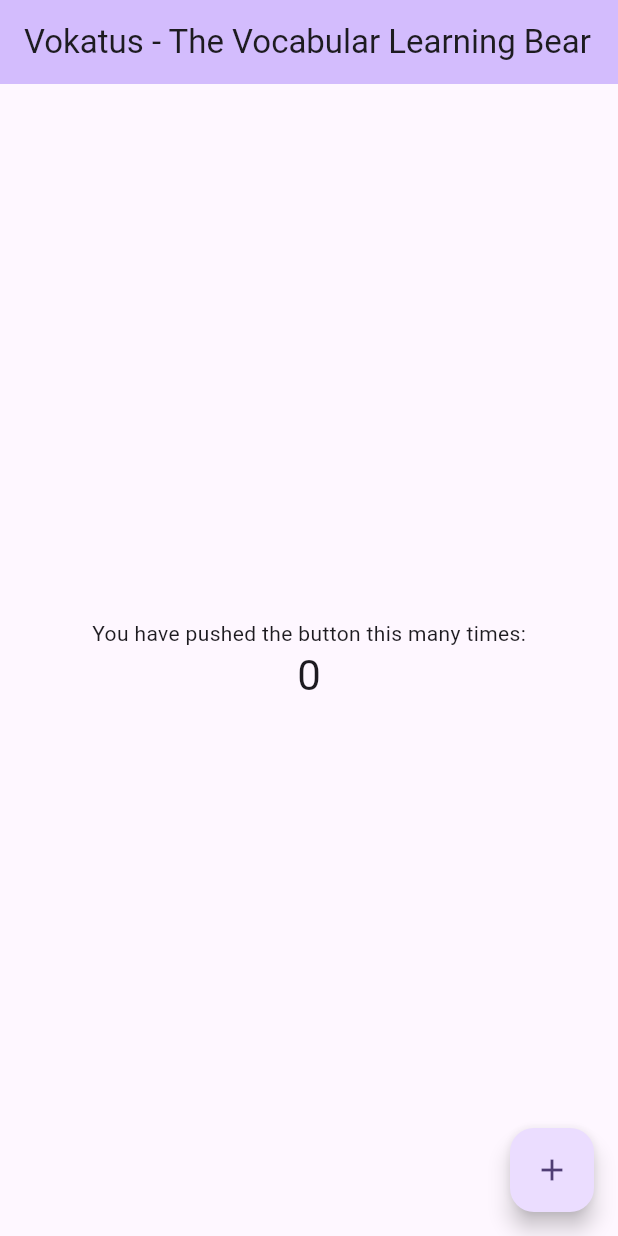
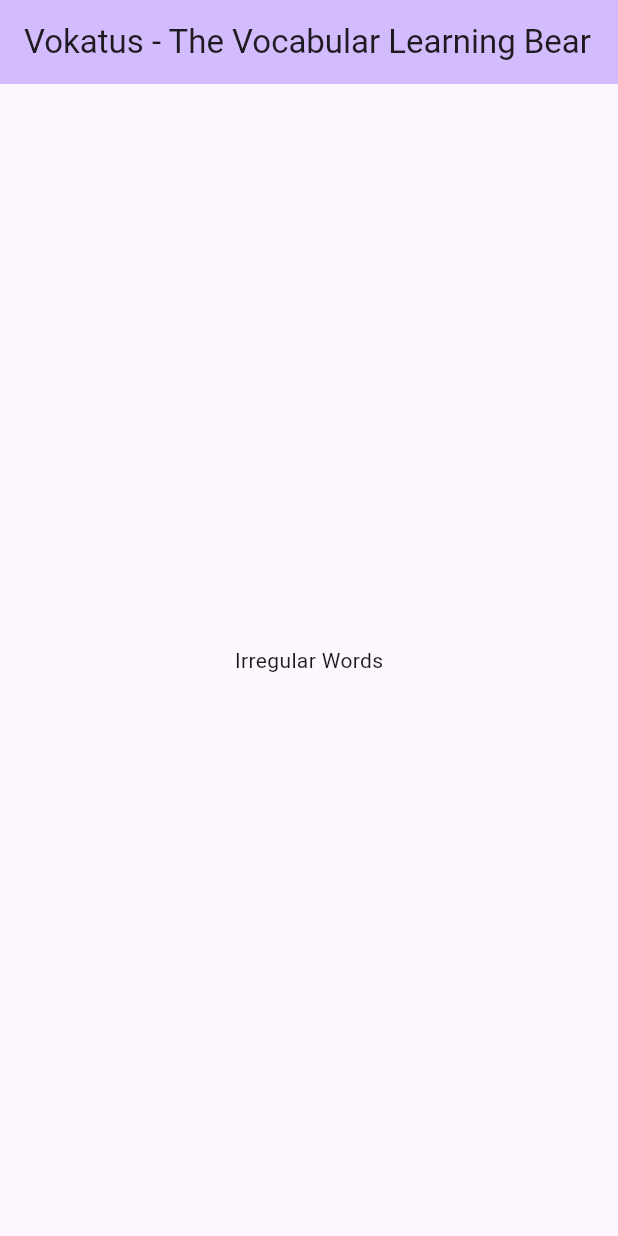
Before and after one commit to TobiasBaer/vokatus, a Flutter app: the screen it shows after launch, on a phone screen of 412 x 824 dp. Run offline on Flutter 3.47's test engine with Material 3 defaults, Android fonts, the phone set to English and light mode, and no system bars.

Commit message:
Add IrregularWordPage and refactor VokatusHomePage to use it

```diff
--- /dev/null
+++ b/lib/irregular_words/irregular_word_page.dart
@@ -0,0 +1,12 @@
+import 'package:flutter/material.dart';
+
+class IrregularWordPage extends StatelessWidget {
+  const IrregularWordPage({super.key});
+
+  @override
+  Widget build(BuildContext context) {
+    return const Center(
+      child: Text('Irregular Words'),
+    );
+  }
+}
--- a/lib/main.dart
+++ b/lib/main.dart
@@ -1,4 +1,5 @@
 import 'package:flutter/material.dart';
+import 'package:vokatus/irregular_words/irregular_word_page.dart';
 
 void main() {
   runApp(const VokatusApp());
@@ -21,50 +22,18 @@
   }
 }
 
-class VokatusHomePage extends StatefulWidget {
+class VokatusHomePage extends StatelessWidget {
   const VokatusHomePage({super.key, required this.title});
 
   final String title;
 
   @override
-  State<VokatusHomePage> createState() => _VokatusHomePageState();
-}
-
-class _VokatusHomePageState extends State<VokatusHomePage> {
-  int _counter = 0;
-
-  void _incrementCounter() {
-    setState(() {
-      _counter++;
-    });
-  }
-
-  @override
   Widget build(BuildContext context) {
     return Scaffold(
-      appBar: AppBar(
-        backgroundColor: Theme.of(context).colorScheme.inversePrimary,
-        title: Text(widget.title),
-      ),
-      body: Center(
-        child: Column(
-          mainAxisAlignment: MainAxisAlignment.center,
-          children: <Widget>[
-            const Text(
-              'You have pushed the button this many times:',
-            ),
-            Text(
-              '$_counter',
-              style: Theme.of(context).textTheme.headlineMedium,
-            ),
-          ],
+        appBar: AppBar(
+          backgroundColor: Theme.of(context).colorScheme.inversePrimary,
+          title: Text(title),
         ),
-      ),
-      floatingActionButton: FloatingActionButton(
-        onPressed: _incrementCounter,
-        tooltip: 'Increment',
-        child: const Icon(Icons.add),
-      ),
-    );
+        body: IrregularWordPage());
   }
 }
```
